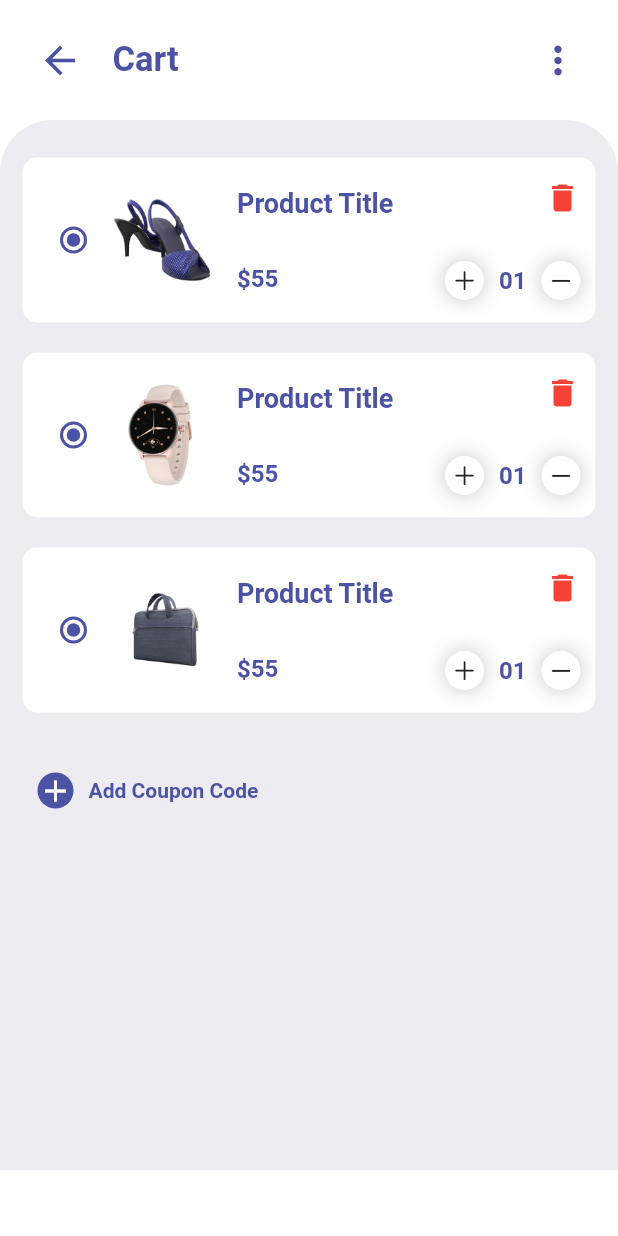
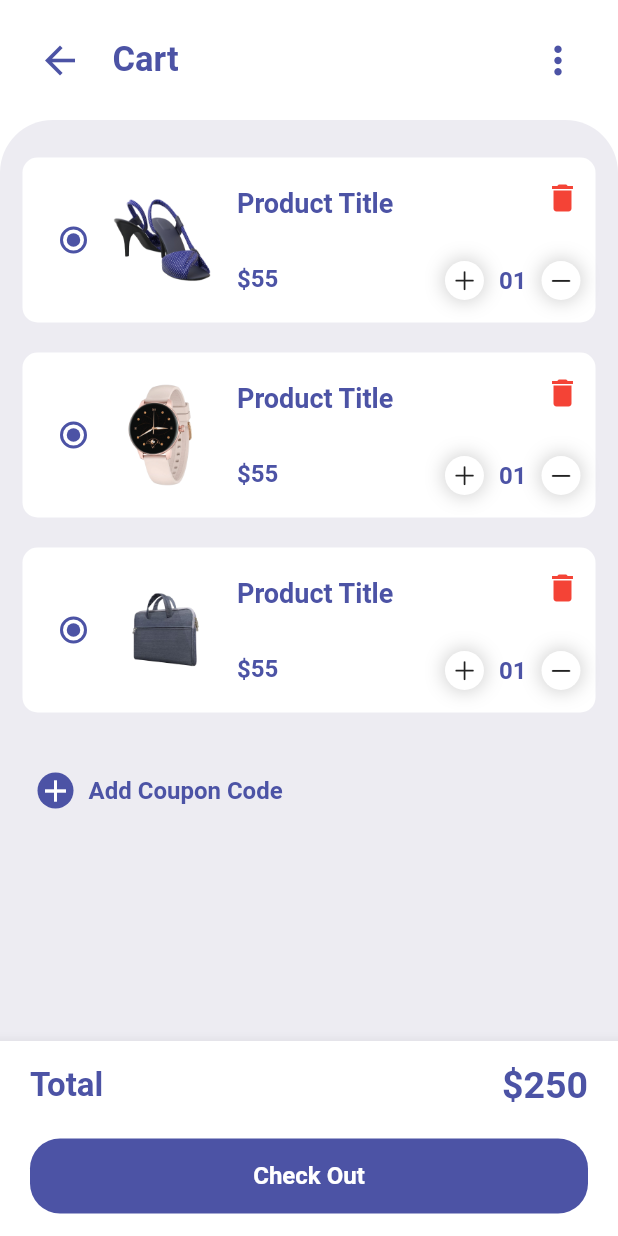
Before and after one commit to DoomMangoes/ShoppingAppUI, a Flutter app: the CartPage screen opened by its route, on a phone screen of 412 x 824 dp. Run offline on Flutter 3.47's test engine with Material 2 defaults, Android fonts, the phone set to English and light mode, and no system bars; our stand-ins replace badges, curved_navigation_bar.

Commit message:
finished cart bottom nav bar

```diff
--- a/lib/pages/CartPage.dart
+++ b/lib/pages/CartPage.dart
@@ -1,5 +1,6 @@
 import 'package:flutter/material.dart';
 import '../widgets/CartAppBar.dart';
+import '../widgets/CartBottomNavBar.dart';
 import '../widgets/CartItemSamples.dart';
 
 class CartPage extends StatelessWidget {
@@ -49,6 +50,7 @@ class CartPage extends StatelessWidget {
                             style: TextStyle(
                               color: Color(0xFF4C53A5),
                               fontWeight: FontWeight.bold,
+                              fontSize: 16,
                             )),
                       ),
                     ],
@@ -59,6 +61,7 @@ class CartPage extends StatelessWidget {
           ),
         ],
       ),
+      bottomNavigationBar: CartBottomNavBar(),
     );
   }
 }
--- /dev/null
+++ b/lib/widgets/CartBottomNavBar.dart
@@ -0,0 +1,59 @@
+import 'package:flutter/material.dart';
+
+class CartBottomNavBar extends StatelessWidget {
+  @override
+  Widget build(BuildContext context) {
+    return BottomAppBar(
+      child: Container(
+        padding: EdgeInsets.symmetric(
+          horizontal: 20,
+          vertical: 15,
+        ),
+        height: 130,
+        child: Column(
+          mainAxisAlignment: MainAxisAlignment.spaceBetween,
+          children: [
+            Row(
+              mainAxisAlignment: MainAxisAlignment.spaceBetween,
+              children: [
+                Text(
+                  "Total",
+                  style: TextStyle(
+                    color: Color(0xFF4C53A5),
+                    fontSize: 22,
+                    fontWeight: FontWeight.bold,
+                  ),
+                ),
+                Text(
+                  "\$250",
+                  style: TextStyle(
+                    fontSize: 25,
+                    fontWeight: FontWeight.bold,
+                    color: Color(0xFF4C53A5),
+                  ),
+                ),
+              ],
+            ),
+            Container(
+              alignment: Alignment.center,
+              height: 50,
+              width: double.infinity,
+              decoration: BoxDecoration(
+                color: Color(0xFF4C53A5),
+                borderRadius: BorderRadius.circular(20),
+              ),
+              child: Text(
+                "Check Out",
+                style: TextStyle(
+                  fontSize: 16,
+                  fontWeight: FontWeight.bold,
+                  color: Colors.white,
+                ),
+              ),
+            ),
+          ],
+        ),
+      ),
+    );
+  }
+}
```
